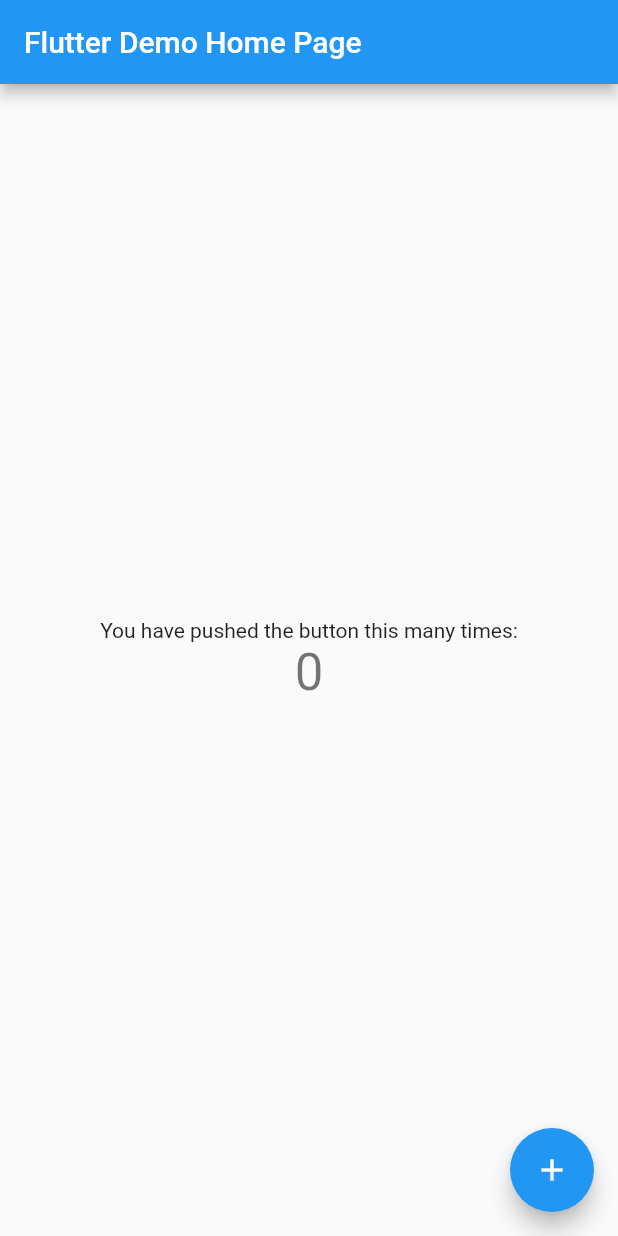
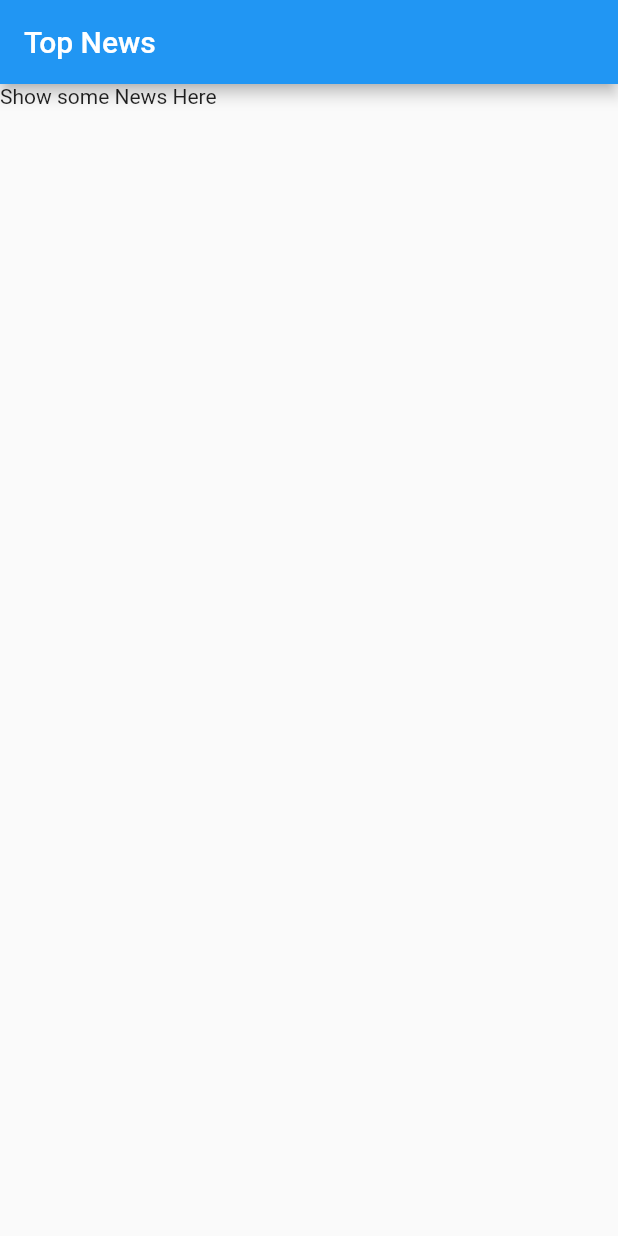
Before and after one commit to Julian-Figueroa/flutter_news, a Flutter app: the screen it shows after launch, on a phone screen of 412 x 824 dp. Run offline on Flutter 3.47's test engine with Material 2 defaults, Android fonts, the phone set to English and light mode, and no system bars; our stand-ins replace sqflite; accounts and stored records are empty.

Commit message:
Adding Boilerplate screens

```diff
--- a/lib/main.dart
+++ b/lib/main.dart
@@ -1,111 +1,4 @@
 import 'package:flutter/material.dart';
+import 'src/app.dart';
 
-void main() => runApp(MyApp());
-
-class MyApp extends StatelessWidget {
-  // This widget is the root of your application.
-  @override
-  Widget build(BuildContext context) {
-    return MaterialApp(
-      title: 'Flutter Demo',
-      theme: ThemeData(
-        // This is the theme of your application.
-        //
-        // Try running your application with "flutter run". You'll see the
-        // application has a blue toolbar. Then, without quitting the app, try
-        // changing the primarySwatch below to Colors.green and then invoke
-        // "hot reload" (press "r" in the console where you ran "flutter run",
-        // or simply save your changes to "hot reload" in a Flutter IDE).
-        // Notice that the counter didn't reset back to zero; the application
-        // is not restarted.
-        primarySwatch: Colors.blue,
-      ),
-      home: MyHomePage(title: 'Flutter Demo Home Page'),
-    );
-  }
-}
-
-class MyHomePage extends StatefulWidget {
-  MyHomePage({Key key, this.title}) : super(key: key);
-
-  // This widget is the home page of your application. It is stateful, meaning
-  // that it has a State object (defined below) that contains fields that affect
-  // how it looks.
-
-  // This class is the configuration for the state. It holds the values (in this
-  // case the title) provided by the parent (in this case the App widget) and
-  // used by the build method of the State. Fields in a Widget subclass are
-  // always marked "final".
-
-  final String title;
-
-  @override
-  _MyHomePageState createState() => _MyHomePageState();
-}
-
-class _MyHomePageState extends State<MyHomePage> {
-  int _counter = 0;
-
-  void _incrementCounter() {
-    setState(() {
-      // This call to setState tells the Flutter framework that something has
-      // changed in this State, which causes it to rerun the build method below
-      // so that the display can reflect the updated values. If we changed
-      // _counter without calling setState(), then the build method would not be
-      // called again, and so nothing would appear to happen.
-      _counter++;
-    });
-  }
-
-  @override
-  Widget build(BuildContext context) {
-    // This method is rerun every time setState is called, for instance as done
-    // by the _incrementCounter method above.
-    //
-    // The Flutter framework has been optimized to make rerunning build methods
-    // fast, so that you can just rebuild anything that needs updating rather
-    // than having to individually change instances of widgets.
-    return Scaffold(
-      appBar: AppBar(
-        // Here we take the value from the MyHomePage object that was created by
-        // the App.build method, and use it to set our appbar title.
-        title: Text(widget.title),
-      ),
-      body: Center(
-        // Center is a layout widget. It takes a single child and positions it
-        // in the middle of the parent.
-        child: Column(
-          // Column is also layout widget. It takes a list of children and
-          // arranges them vertically. By default, it sizes itself to fit its
-          // children horizontally, and tries to be as tall as its parent.
-          //
-          // Invoke "debug painting" (press "p" in the console, choose the
-          // "Toggle Debug Paint" action from the Flutter Inspector in Android
-          // Studio, or the "Toggle Debug Paint" command in Visual Studio Code)
-          // to see the wireframe for each widget.
-          //
-          // Column has various properties to control how it sizes itself and
-          // how it positions its children. Here we use mainAxisAlignment to
-          // center the children vertically; the main axis here is the vertical
-          // axis because Columns are vertical (the cross axis would be
-          // horizontal).
-          mainAxisAlignment: MainAxisAlignment.center,
-          children: <Widget>[
-            Text(
-              'You have pushed the button this many times:',
-            ),
-            Text(
-              '$_counter',
-              style: Theme.of(context).textTheme.display1,
-            ),
-          ],
-        ),
-      ),
-      floatingActionButton: FloatingActionButton(
-        onPressed: _incrementCounter,
-        tooltip: 'Increment',
-        child: Icon(Icons.add),
-      ), // This trailing comma makes auto-formatting nicer for build methods.
-    );
-  }
-}
+void main() => runApp(App());
--- a/lib/src/app.dart
+++ b/lib/src/app.dart
@@ -1,5 +1,5 @@
 import 'package:flutter/material.dart';
-//import 'screens/home.dart';
+import 'screens/news_list.dart';
 
 class App extends StatelessWidget {
   @override
@@ -8,7 +8,8 @@ class App extends StatelessWidget {
       title: 'News',
       theme: ThemeData(
         primarySwatch: Colors.blue,
-      )
+      ),
+      home: NewsList(),
     );
   }
 }
--- /dev/null
+++ b/lib/src/screens/news_list.dart
@@ -0,0 +1,12 @@
+import 'package:flutter/material.dart';
+
+class NewsList extends StatelessWidget {
+  Widget build(BuildContext context) {
+    return Scaffold(
+      appBar: AppBar(
+        title: Text('Top News'),
+      ),
+      body: Text('Show some News Here'),
+    );
+  }
+}
```
Also changed, not shown: lib/src/screens/home.dart (deleted, +0 -8 lines), 1 other file.
